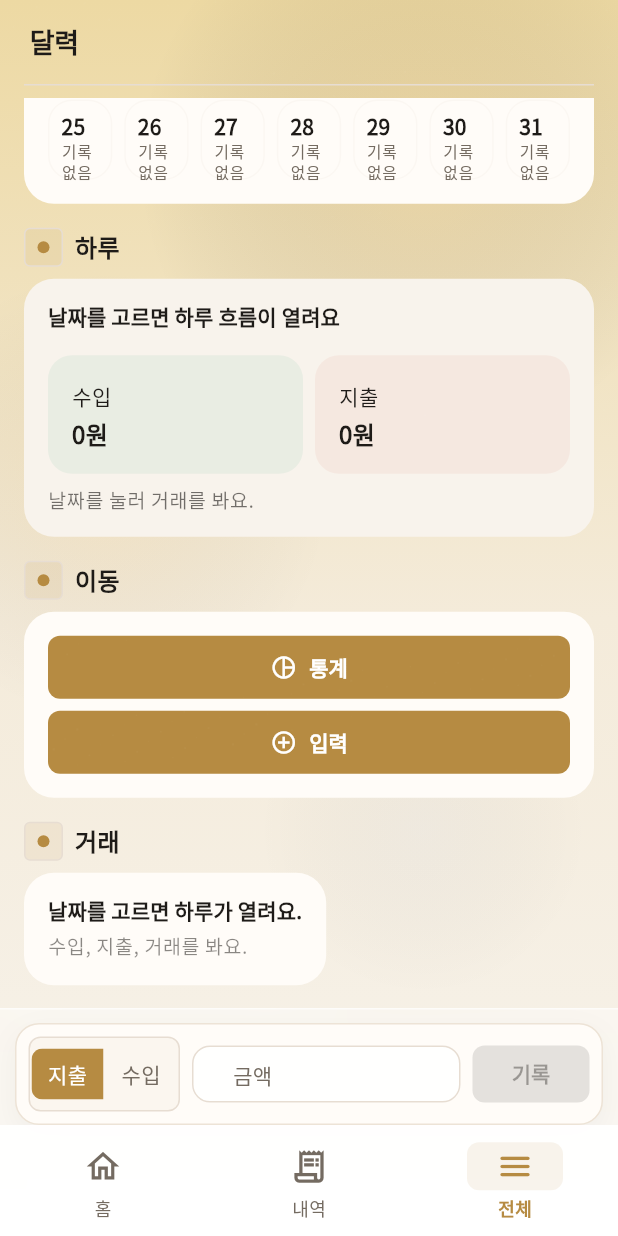
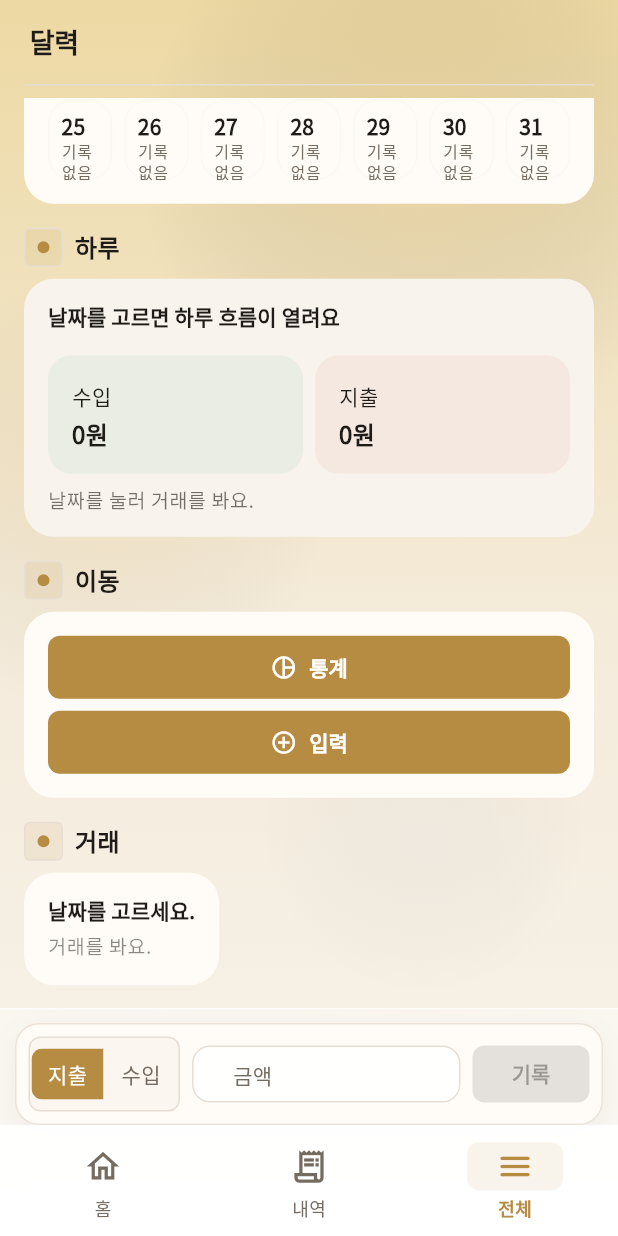
Before and after one commit to skypsj032-code/smart-wallet-app, a Flutter app: the CalendarScreen screen opened by its route, scrolled down 788 dp, on a phone screen of 412 x 824 dp. Run offline on Flutter 3.47's test engine with Material 3 defaults, Android fonts, the light colour scheme and no system bars; our stand-ins replace camera, drift, file_picker, fl_chart, flutter_riverpod, go_router and 2 more; missing offline and left inert: google_mlkit_text_recognition; accounts and stored records are empty; generated files the repository leaves out were written again.

Commit message:
refactor: polish ledger axis empty states

```diff
--- a/lib/features/accounts/presentation/accounts_screen.dart
+++ b/lib/features/accounts/presentation/accounts_screen.dart
@@ -279,14 +279,14 @@ class _EmptyStateCard extends StatelessWidget {
             ),
             const SizedBox(height: AppSpacing.xs),
             Text(
-              '현금, 은행 계좌, 카드처럼 자주 쓰는 자산부터 추가해 보세요.',
+              '현금, 계좌, 카드부터 추가해요.',
               style: Theme.of(context).textTheme.bodyMedium,
             ),
             const SizedBox(height: AppSpacing.md),
             OutlinedButton.icon(
               onPressed: onAddPressed,
               icon: const Icon(Icons.add),
-                  style: FilledButton.styleFrom(
+              style: OutlinedButton.styleFrom(
                 visualDensity: VisualDensity.compact,
                 tapTargetSize: MaterialTapTargetSize.shrinkWrap,
                 padding: const EdgeInsets.symmetric(
--- a/lib/features/calendar/presentation/calendar_screen.dart
+++ b/lib/features/calendar/presentation/calendar_screen.dart
@@ -268,8 +268,8 @@ class CalendarScreen extends ConsumerWidget {
                         data: (transactions) {
                           if (selectedDate == null) {
                             return const _CalendarEmptyMessage(
-                              title: '날짜를 고르면 하루가 열려요.',
-                              body: '수입, 지출, 거래를 봐요.',
+                              title: '날짜를 고르세요.',
+                              body: '거래를 봐요.',
                             );
                           }
 
@@ -1086,13 +1086,6 @@ class _EditableTransactionRow extends StatelessWidget {
                           fontWeight: FontWeight.w800,
                         ),
                   ),
-                  const SizedBox(height: 2),
-                  Text(
-                    '수정',
-                    style: Theme.of(context).textTheme.labelSmall?.copyWith(
-                          color: Theme.of(context).colorScheme.onSurfaceVariant,
-                        ),
-                  ),
                 ],
               ),
             ],
--- a/lib/features/statistics/presentation/statistics_screen.dart
+++ b/lib/features/statistics/presentation/statistics_screen.dart
@@ -581,11 +581,6 @@ class _ShortcutPanel extends StatelessWidget {
         child: Column(
           crossAxisAlignment: CrossAxisAlignment.start,
           children: [
-            Text(
-              '다른 화면으로 이동해요.',
-              style: Theme.of(context).textTheme.bodyMedium,
-            ),
-            const SizedBox(height: AppSpacing.md),
             Wrap(
               spacing: AppSpacing.sm,
               runSpacing: AppSpacing.sm,
```
Also changed, not shown: 3 other files. Lines whose indentation alone changed are shown as unchanged.
